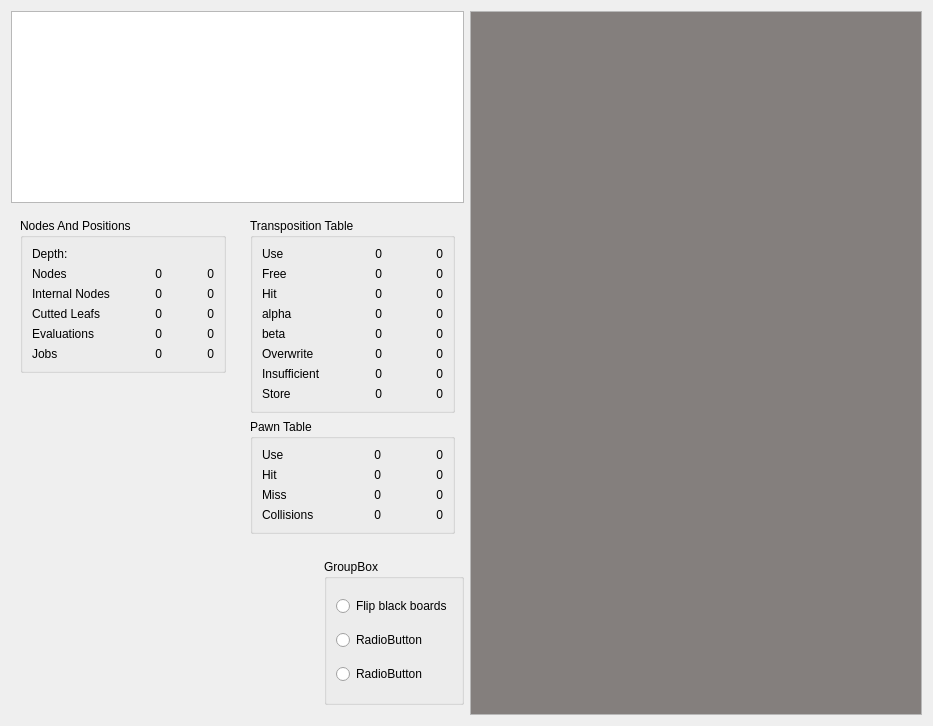
Above: stats.ui from gpiez/hayabusa before the change. Below: the same form after it.
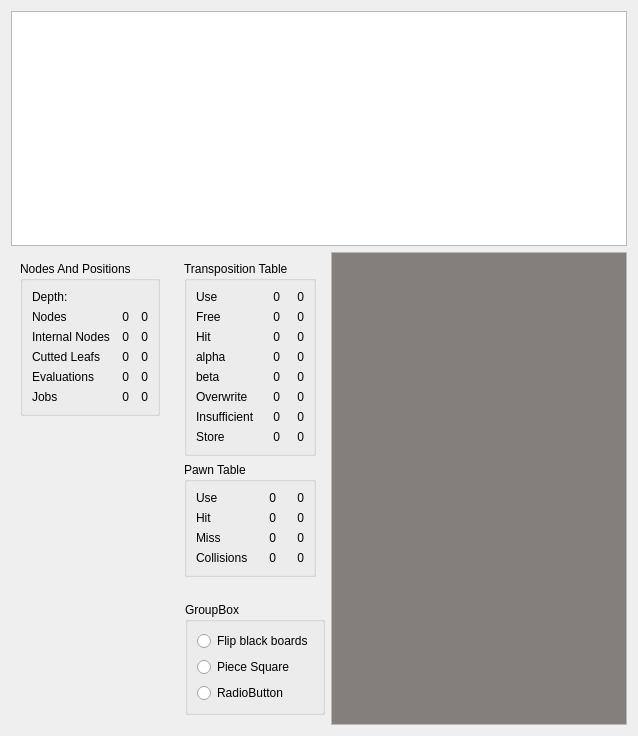
That is the form after the change.

Commit message: Implemented different opening/endgame piece square tables and don't evalutate kings attack in endgames Killed parantheses warnings Added aspiration in root search Fixed wrong EE updates after null move Added extensions of mate threatening moves in the last ply Changed move ordering to try mate moves always before any other moves, even moves from tt

Patch:
```diff
--- a/stats.ui
+++ b/stats.ui
@@ -6,16 +6,14 @@
    <rect>
     <x>0</x>
     <y>0</y>
-    <width>933</width>
-    <height>726</height>
+    <width>638</width>
+    <height>736</height>
    </rect>
   </property>
   <property name="windowTitle">
    <string>Statistics</string>
   </property>
-  <layout class="QHBoxLayout" name="horizontalLayout_3" stretch="1,1">
-   <item>
-    <layout class="QVBoxLayout" name="verticalLayout_2">
+  <layout class="QVBoxLayout" name="verticalLayout_5" stretch="0,0">
      <item>
       <widget class="QPlainTextEdit" name="bestLine">
        <property name="sizePolicy">
@@ -36,6 +34,13 @@
       </widget>
      </item>
      <item>
+    <layout class="QHBoxLayout" name="horizontalLayout_4">
+     <property name="leftMargin">
+      <number>0</number>
+     </property>
+     <item>
+      <layout class="QVBoxLayout" name="verticalLayout_2">
+       <item>
       <layout class="QHBoxLayout" name="horizontalLayout">
        <item>
         <widget class="QFrame" name="frame_2">
@@ -804,7 +809,7 @@
              </sizepolicy>
             </property>
             <property name="text">
-             <string>RadioButton</string>
+               <string>Piece Square</string>
             </property>
            </widget>
           </item>
@@ -916,6 +921,8 @@
       <bool>false</bool>
      </attribute>
     </widget>
+     </item>
+    </layout>
    </item>
   </layout>
  </widget>
```
Left out of the diff: 2 changed lines with no effect on the pictures. Lines whose indentation alone changed are shown as unchanged. The commit also changes 12 other files.
